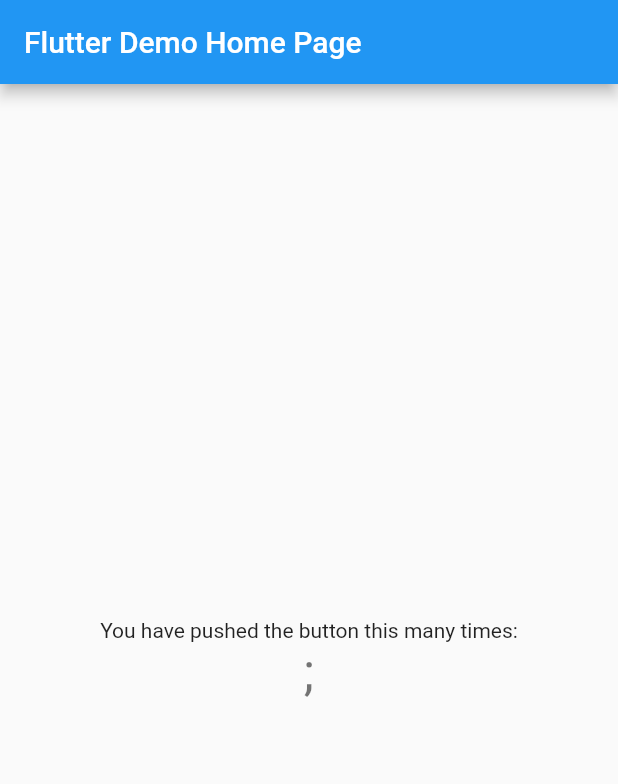
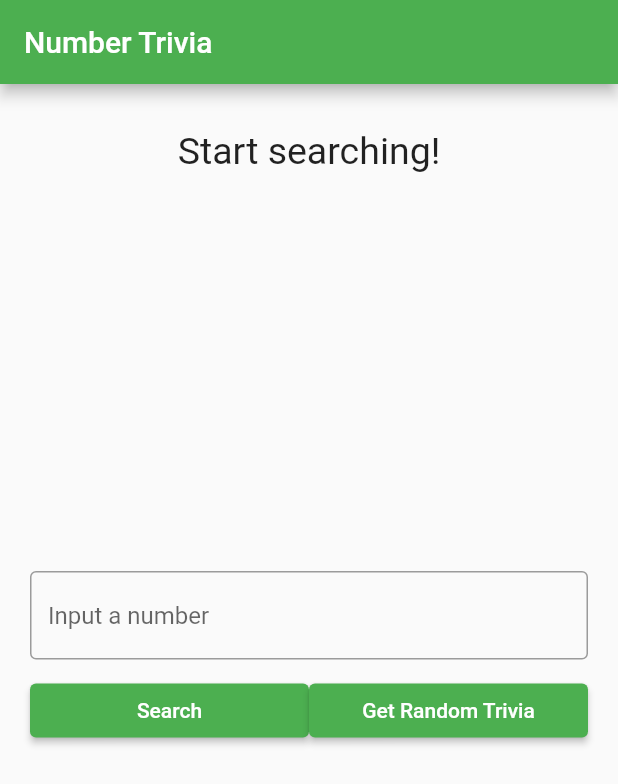
Before and after one commit to yerkebulanice/clean_architecture_number_trivia, a Flutter app: the screen it shows after launch, on a phone screen of 412 x 824 dp. Shown: the top 784 px of the screen. Run offline on Flutter 3.47's test engine with Material 2 defaults, Android fonts, the phone set to English and light mode, and no system bars; our stand-ins replace bloc, dartz, equatable, flutter_bloc, get_it, internet_connection_checker and 1 more.

Commit message:
completed app

```diff
--- a/lib/core/util/input_converter.dart
+++ b/lib/core/util/input_converter.dart
@@ -16,6 +16,5 @@ class InputConverter {
 
 class InvalidInputFailure extends Failure {
   @override
-  // TODO: implement props
   List<Object?> get props => [];
 }
--- a/lib/features/number_trivia/presentation/bloc/number_trivia_bloc.dart
+++ b/lib/features/number_trivia/presentation/bloc/number_trivia_bloc.dart
@@ -1,14 +1,70 @@
 import 'package:bloc/bloc.dart';
-import 'package:clean_architecture_tdd_course/features/number_trivia/domain/entities/number_trivia.dart';
+import 'package:dartz/dartz.dart';
 import 'package:equatable/equatable.dart';
+
+import '../../../../core/error/failures.dart';
+import '../../../../core/usecases/usecase.dart';
+import '../../../../core/util/input_converter.dart';
+import '../../domain/entities/number_trivia.dart';
+import '../../domain/usecases/get_concrete_number_trivia.dart';
+import '../../domain/usecases/get_random_number_trivia.dart';
 
 part 'number_trivia_event.dart';
 part 'number_trivia_state.dart';
 
+const String SERVER_FAILURE_MESSAGE = 'Server Failure';
+const String CACHE_FAILURE_MESSAGE = 'Cache Failure';
+const String INPUT_FAILURE_MESSAGE = 'Input Input - The number must be positive integer to zero';
+
 class NumberTriviaBloc extends Bloc<NumberTriviaEvent, NumberTriviaState> {
-  NumberTriviaBloc() : super(NumberTriviaInitial()) {
-    on<NumberTriviaEvent>((event, emit) {
-      // TODO: implement event handler
+  final GetConcreteNumberTrivia getConcreteNumberTrivia;
+  final GetRandomNumberTrivia getRandomNumberTrivia;
+  final InputConverter inputConverter;
+
+  NumberTriviaBloc({
+    required this.getConcreteNumberTrivia,
+    required this.getRandomNumberTrivia,
+    required this.inputConverter,
+  }) : super(Empty()) {
+    on<GetTriviaForConcreteNumber>(
+        (GetTriviaForConcreteNumber event, Emitter<NumberTriviaState> emit) async {
+      final inputEither = inputConverter.stringToUnsignedInteger(event.numberString);
+      await inputEither.fold((failure) {
+        emit(Error(message: INPUT_FAILURE_MESSAGE));
+      }, (integer) async {
+        emit(Loading());
+        final failureOrTrivia = await getConcreteNumberTrivia(Params(number: integer));
+        print('FAILURE OR TRIVIA: ' + failureOrTrivia.toString());
+        await failureOrTrivia.fold((failure) async {
+          print('ENTERED ERROR');
+          emit(Error(message: _mapFailureToMessage(failure)));
+        }, (trivia) async {
+          print('ENTERED LOADED');
+          emit(Loaded(trivia: trivia));
+        });
+      });
+    });
+    on<GetTriviaForRandomNumber>((event, emit) async {
+      emit(Loading());
+      final failureOrTrivia = await getRandomNumberTrivia(NoParams());
+      // emit(Loaded(trivia: NumberTrivia(text: 'asdfg', number: 53)));
+      failureOrTrivia.fold(
+        (failure) => emit(Error(message: _mapFailureToMessage(failure))),
+        (trivia) => emit(Loaded(trivia: trivia)),
+      );
     });
   }
+
+  NumberTriviaState get initialState => Empty();
+
+  String _mapFailureToMessage(Failure failure) {
+    switch (failure.runtimeType) {
+      case ServerFailure:
+        return SERVER_FAILURE_MESSAGE;
+      case CacheFailure:
+        return CACHE_FAILURE_MESSAGE;
+      default:
+        return 'Unexpected error';
+    }
+  }
 }
--- a/lib/features/number_trivia/presentation/bloc/number_trivia_event.dart
+++ b/lib/features/number_trivia/presentation/bloc/number_trivia_event.dart
@@ -2,17 +2,14 @@ part of 'number_trivia_bloc.dart';
 
 abstract class NumberTriviaEvent extends Equatable {
   const NumberTriviaEvent();
+
+  @override
+  List<Object> get props => [];
 }
 
 class GetTriviaForConcreteNumber extends NumberTriviaEvent {
   final String numberString;
   GetTriviaForConcreteNumber(this.numberString);
-
-  @override
-  List<Object> get props => [numberString];
 }
 
-class GetTriviaForRandomNumber extends NumberTriviaEvent {
-  @override
-  List<Object> get props => [];
-}
+class GetTriviaForRandomNumber extends NumberTriviaEvent {}
--- a/lib/features/number_trivia/presentation/bloc/number_trivia_state.dart
+++ b/lib/features/number_trivia/presentation/bloc/number_trivia_state.dart
@@ -14,15 +14,9 @@ class Loading extends NumberTriviaState {}
 class Loaded extends NumberTriviaState {
   final NumberTrivia trivia;
   Loaded({required this.trivia});
-
-  @override
-  List<Object> get props => [trivia];
 }
 
 class Error extends NumberTriviaState {
   final String message;
   Error({required this.message});
-
-  @override
-  List<Object> get props => [message];
 }
--- /dev/null
+++ b/lib/features/number_trivia/presentation/pages/number_trivia_page.dart
@@ -0,0 +1,57 @@
+import 'package:flutter/material.dart';
+import 'package:flutter_bloc/flutter_bloc.dart';
+
+import '../../../../injection_container.dart';
+import '../bloc/number_trivia_bloc.dart';
+import '../widgets/loading_widget.dart';
+import '../widgets/message_display.dart';
+import '../widgets/trivia_controls.dart';
+import '../widgets/trivia_display.dart';
+
+class NumberTriviaPage extends StatelessWidget {
+  const NumberTriviaPage({Key? key}) : super(key: key);
+
+  @override
+  Widget build(BuildContext context) {
+    return Scaffold(
+      appBar: AppBar(title: Text('Number Trivia')),
+      body: SingleChildScrollView(child: buildBody(context)),
+    );
+  }
+
+  BlocProvider<NumberTriviaBloc> buildBody(BuildContext context) {
+    return BlocProvider(
+      create: (_) => sl<NumberTriviaBloc>(),
+      child: Center(
+        child: Padding(
+          padding: const EdgeInsets.all(20),
+          child: Column(
+            children: <Widget>[
+              SizedBox(height: 10),
+              BlocBuilder<NumberTriviaBloc, NumberTriviaState>(
+                builder: (context, state) {
+                  if (state is Empty) {
+                    return MessageDisply(message: 'Start searching!');
+                  } else if (state is Loading) {
+                    return LoadingWidget();
+                  } else if (state is Loaded) {
+                    print('NUMBER - ' + state.trivia.number.toString());
+                    return TriviaDisplay(numberTrivia: state.trivia);
+                  } else if (state is Error) {
+                    return MessageDisply(message: state.message);
+                  }
+                  return Container(
+                    height: MediaQuery.of(context).size.height / 3,
+                    child: Placeholder(),
+                  );
+                },
+              ),
+              SizedBox(height: 20),
+              TriviaControls()
+            ],
+          ),
+        ),
+      ),
+    );
+  }
+}
--- /dev/null
+++ b/lib/features/number_trivia/presentation/widgets/message_display.dart
@@ -0,0 +1,20 @@
+import 'package:flutter/material.dart';
+
+class MessageDisply extends StatelessWidget {
+  final String message;
+  const MessageDisply({Key? key, required this.message}) : super(key: key);
+
+  @override
+  Widget build(BuildContext context) {
+    return Container(
+      height: MediaQuery.of(context).size.height / 3,
+      child: SingleChildScrollView(
+        child: Text(
+          message,
+          style: TextStyle(fontSize: 25),
+          textAlign: TextAlign.center,
+        ),
+      ),
+    );
+  }
+}
--- /dev/null
+++ b/lib/features/number_trivia/presentation/widgets/trivia_controls.dart
@@ -0,0 +1,68 @@
+import 'package:flutter/material.dart';
+import 'package:flutter_bloc/flutter_bloc.dart';
+
+import '../bloc/number_trivia_bloc.dart';
+
+class TriviaControls extends StatefulWidget {
+  const TriviaControls({
+    Key? key,
+  }) : super(key: key);
+
+  @override
+  State<TriviaControls> createState() => _TriviaControlsState();
+}
+
+class _TriviaControlsState extends State<TriviaControls> {
+  final controller = TextEditingController();
+  late String inputStr;
+
+  void addConcrete() {
+    controller.clear();
+    context.read<NumberTriviaBloc>().add(GetTriviaForConcreteNumber(inputStr));
+  }
+
+  void addRandom() {
+    controller.clear();
+    context.read<NumberTriviaBloc>().add(GetTriviaForRandomNumber());
+  }
+
+  @override
+  Widget build(BuildContext context) {
+    return Column(
+      children: [
+        TextField(
+          controller: controller,
+          keyboardType: TextInputType.number,
+          decoration: InputDecoration(
+            border: OutlineInputBorder(),
+            hintText: 'Input a number',
+          ),
+          onChanged: (value) {
+            inputStr = value;
+          },
+          onSubmitted: (_) {
+            addConcrete();
+          },
+        ),
+        SizedBox(height: 10),
+        Row(
+          children: [
+            Expanded(
+              child: ElevatedButton(
+                onPressed: addConcrete,
+                child: Text('Search'),
+              ),
+            ),
+            SizedBox(height: 30),
+            Expanded(
+              child: ElevatedButton(
+                onPressed: addRandom,
+                child: Text('Get Random Trivia'),
+              ),
+            ),
+          ],
+        )
+      ],
+    );
+  }
+}
--- a/lib/main.dart
+++ b/lib/main.dart
@@ -1,7 +1,13 @@
 import 'package:flutter/material.dart';
 
-void main() {
-  runApp(const MyApp());
+import 'features/number_trivia/presentation/pages/number_trivia_page.dart';
+import 'injection_container.dart' as di;
+
+void main() async {
+  WidgetsFlutterBinding.ensureInitialized();
+
+  await di.init();
+  runApp(MyApp());
 }
 
 class MyApp extends StatelessWidget {
@@ -10,35 +16,10 @@ class MyApp extends StatelessWidget {
   @override
   Widget build(BuildContext context) {
     return MaterialApp(
-      title: 'Flutter Demo',
-      theme: ThemeData(primarySwatch: Colors.blue),
-      home: const MyHomePage(title: 'Flutter Demo Home Page'),
+      title: 'Number Trivia',
+      debugShowCheckedModeBanner: false,
+      theme: ThemeData(primarySwatch: Colors.green),
+      home: NumberTriviaPage(),
     );
   }
 }
-
-class MyHomePage extends StatefulWidget {
-  const MyHomePage({Key? key, required this.title}) : super(key: key);
-  final String title;
-
-  @override
-  State<MyHomePage> createState() => _MyHomePageState();
-}
-
-class _MyHomePageState extends State<MyHomePage> {
-  @override
-  Widget build(BuildContext context) {
-    return Scaffold(
-      appBar: AppBar(title: Text(widget.title)),
-      body: Center(
-        child: Column(
-          mainAxisAlignment: MainAxisAlignment.center,
-          children: <Widget>[
-            const Text('You have pushed the button this many times:'),
-            Text(';', style: Theme.of(context).textTheme.headline4),
-          ],
-        ),
-      ),
-    );
-  }
-}
```
Also changed, not shown: lib/features/number_trivia/data/datasources/number_trivia_remote_data_source.dart (+4 -3 lines), lib/features/number_trivia/presentation/widgets/loading_widget.dart (added, +15 -0 lines), lib/features/number_trivia/presentation/widgets/trivia_display.dart (added, +36 -0 lines), lib/injection_container.dart (added, +55 -0 lines), 3 other files.
